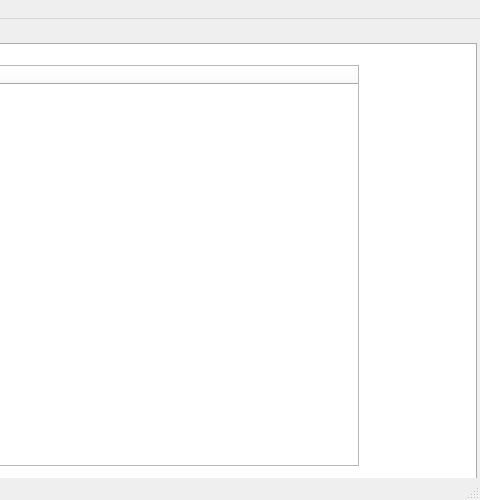
Above: mainwindow.ui from Eliasj15/Tarea-programada-3 before the change; both pictures show x 394 to 874 and y 0 to 500 of the 874 by 500 pixel window. Below: the same form after it.
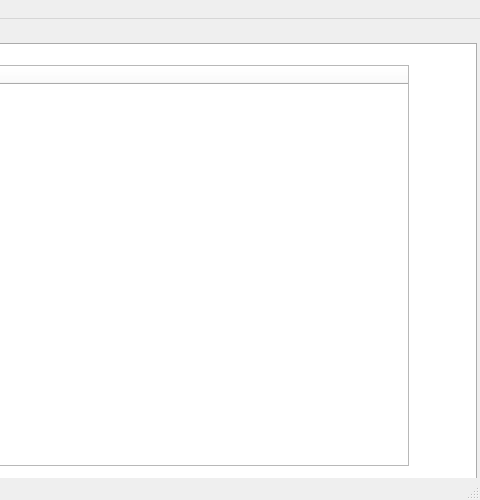
That is the form after the change. The open tabs and pages were chosen to show the change.

Commit message: Avance de arbol de funcion

```diff
--- a/mainwindow.ui
+++ b/mainwindow.ui
@@ -508,7 +508,7 @@
        <rect>
         <x>60</x>
         <y>20</y>
-        <width>681</width>
+        <width>731</width>
         <height>401</height>
        </rect>
       </property>
```
Left out of the diff: 2 changed lines with no effect on the pictures. The commit also changes 2 other files.
